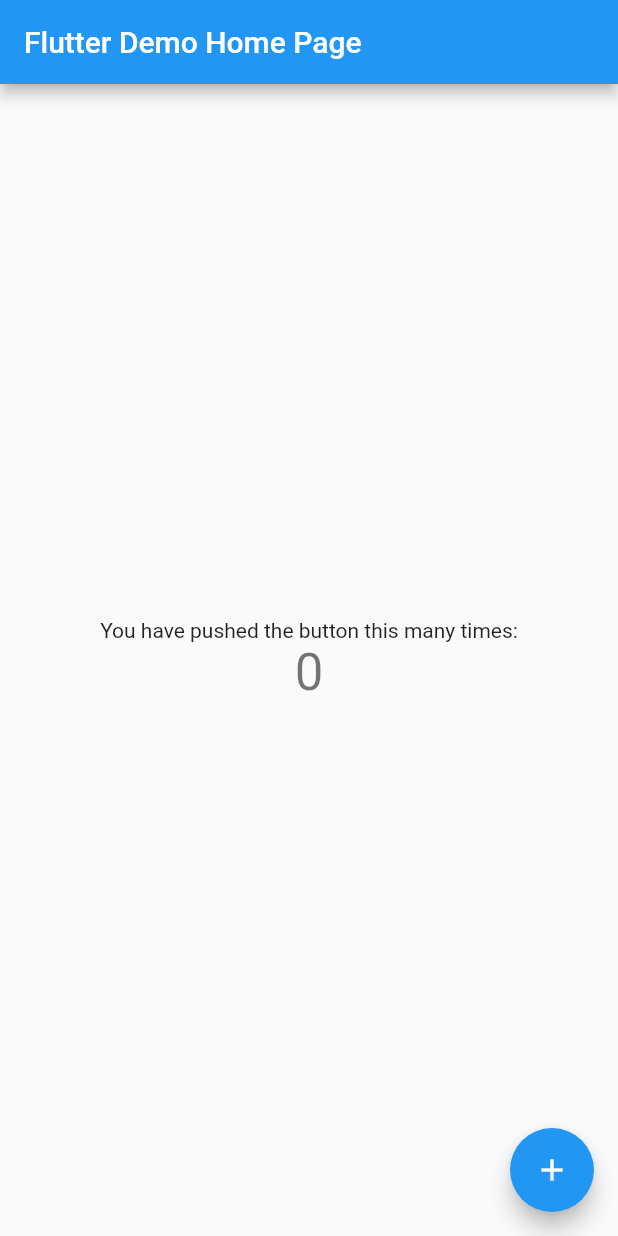
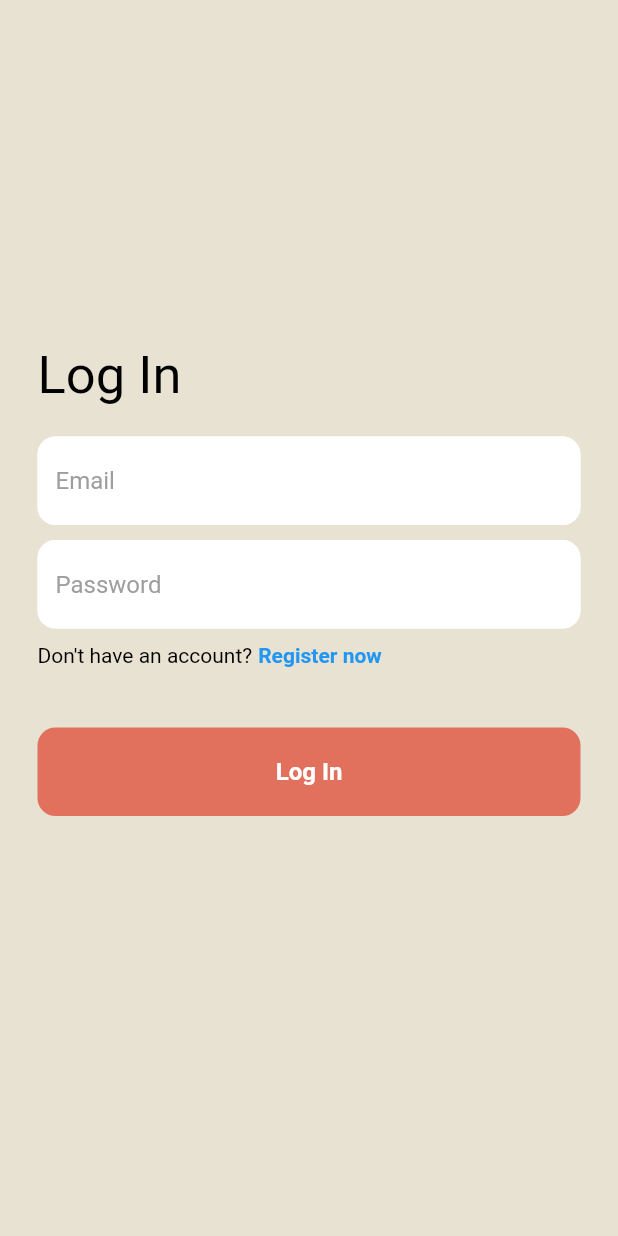
Before and after one commit to aishani1604/SELCA, a Flutter app: the screen it shows after launch, on a phone screen of 412 x 824 dp. Run offline on Flutter 3.47's test engine with Material 2 defaults, Android fonts, the phone set to English and light mode, and no system bars; our stand-ins replace firebase_auth, firebase_core; accounts and stored records are empty; statements that could not run were skipped.

Commit message:
commit to keyshia

```diff
--- /dev/null
+++ b/lib/components/my_button.dart
@@ -0,0 +1,33 @@
+import 'package:flutter/material.dart';
+
+class MyButton extends StatelessWidget {
+  final Function()? onTap;
+  final String text;
+
+  const MyButton({super.key, required this.onTap, required this.text});
+
+  @override
+  Widget build(BuildContext context) {
+    return GestureDetector(
+      onTap: onTap,
+      child: Container(
+        padding: const EdgeInsets.all(20),
+        margin: const EdgeInsets.symmetric(horizontal: 25),
+        decoration: BoxDecoration(
+          color: const Color(0xFFE1705D),
+          borderRadius: BorderRadius.circular(12),
+        ),
+        child: Center(
+          child: Text(
+            text,
+            style: const TextStyle(
+              color: Colors.white,
+              fontWeight: FontWeight.bold,
+              fontSize: 16,
+            ),
+          ),
+        ),
+      ),
+    );
+  }
+}
--- /dev/null
+++ b/lib/components/my_textfield.dart
@@ -0,0 +1,38 @@
+import 'package:flutter/material.dart';
+
+class MyTextField extends StatelessWidget {
+  final controller;
+  final String hintText;
+  final bool obscureText;
+
+  const MyTextField({
+    super.key,
+    required this.controller,
+    required this.hintText,
+    required this.obscureText,
+  });
+
+  @override
+  Widget build(BuildContext context) {
+    return Padding(
+      padding: const EdgeInsets.symmetric(horizontal: 25.0),
+      child: TextField(
+        controller: controller,
+        obscureText: obscureText,
+        decoration: InputDecoration(
+            enabledBorder: OutlineInputBorder(
+              borderSide: const BorderSide(color: Colors.white),
+              borderRadius: BorderRadius.circular(12.0),
+            ),
+            focusedBorder: OutlineInputBorder(
+              borderSide: BorderSide(color: Colors.grey.shade400),
+              borderRadius: BorderRadius.circular(12.0),
+            ),
+            fillColor: const Color.fromARGB(255, 255, 255, 255),
+            filled: true,
+            hintText: hintText,
+            hintStyle: TextStyle(color: Colors.grey[500])),
+      ),
+    );
+  }
+}
--- a/lib/main.dart
+++ b/lib/main.dart
@@ -1,115 +1,24 @@
 import 'package:flutter/material.dart';
+import 'package:firebase_core/firebase_core.dart';
+import 'firebase_options.dart';
+import 'pages/auth_page.dart';
 
-void main() {
+void main() async {
+  WidgetsFlutterBinding.ensureInitialized();
+  await Firebase.initializeApp(
+    options: DefaultFirebaseOptions.currentPlatform,
+  );
   runApp(const MyApp());
 }
 
 class MyApp extends StatelessWidget {
-  const MyApp({Key? key}) : super(key: key);
+  const MyApp({super.key});
 
-  // This widget is the root of your application.
   @override
   Widget build(BuildContext context) {
     return MaterialApp(
-      title: 'Flutter Demo',
-      theme: ThemeData(
-        // This is the theme of your application.
-        //
-        // Try running your application with "flutter run". You'll see the
-        // application has a blue toolbar. Then, without quitting the app, try
-        // changing the primarySwatch below to Colors.green and then invoke
-        // "hot reload" (press "r" in the console where you ran "flutter run",
-        // or simply save your changes to "hot reload" in a Flutter IDE).
-        // Notice that the counter didn't reset back to zero; the application
-        // is not restarted.
-        primarySwatch: Colors.blue,
-      ),
-      home: const MyHomePage(title: 'Flutter Demo Home Page'),
+      debugShowCheckedModeBanner: false,
+      home: AuthPage(),
     );
   }
 }
-
-class MyHomePage extends StatefulWidget {
-  const MyHomePage({Key? key, required this.title}) : super(key: key);
-
-  // This widget is the home page of your application. It is stateful, meaning
-  // that it has a State object (defined below) that contains fields that affect
-  // how it looks.
-
-  // This class is the configuration for the state. It holds the values (in this
-  // case the title) provided by the parent (in this case the App widget) and
-  // used by the build method of the State. Fields in a Widget subclass are
-  // always marked "final".
-
-  final String title;
-
-  @override
-  State<MyHomePage> createState() => _MyHomePageState();
-}
-
-class _MyHomePageState extends State<MyHomePage> {
-  int _counter = 0;
-
-  void _incrementCounter() {
-    setState(() {
-      // This call to setState tells the Flutter framework that something has
-      // changed in this State, which causes it to rerun the build method below
-      // so that the display can reflect the updated values. If we changed
-      // _counter without calling setState(), then the build method would not be
-      // called again, and so nothing would appear to happen.
-      _counter++;
-    });
-  }
-
-  @override
-  Widget build(BuildContext context) {
-    // This method is rerun every time setState is called, for instance as done
-    // by the _incrementCounter method above.
-    //
-    // The Flutter framework has been optimized to make rerunning build methods
-    // fast, so that you can just rebuild anything that needs updating rather
-    // than having to individually change instances of widgets.
-    return Scaffold(
-      appBar: AppBar(
-        // Here we take the value from the MyHomePage object that was created by
-        // the App.build method, and use it to set our appbar title.
-        title: Text(widget.title),
-      ),
-      body: Center(
-        // Center is a layout widget. It takes a single child and positions it
-        // in the middle of the parent.
-        child: Column(
-          // Column is also a layout widget. It takes a list of children and
-          // arranges them vertically. By default, it sizes itself to fit its
-          // children horizontally, and tries to be as tall as its parent.
-          //
-          // Invoke "debug painting" (press "p" in the console, choose the
-          // "Toggle Debug Paint" action from the Flutter Inspector in Android
-          // Studio, or the "Toggle Debug Paint" command in Visual Studio Code)
-          // to see the wireframe for each widget.
-          //
-          // Column has various properties to control how it sizes itself and
-          // how it positions its children. Here we use mainAxisAlignment to
-          // center the children vertically; the main axis here is the vertical
-          // axis because Columns are vertical (the cross axis would be
-          // horizontal).
-          mainAxisAlignment: MainAxisAlignment.center,
-          children: <Widget>[
-            const Text(
-              'You have pushed the button this many times:',
-            ),
-            Text(
-              '$_counter',
-              style: Theme.of(context).textTheme.headline4,
-            ),
-          ],
-        ),
-      ),
-      floatingActionButton: FloatingActionButton(
-        onPressed: _incrementCounter,
-        tooltip: 'Increment',
-        child: const Icon(Icons.add),
-      ), // This trailing comma makes auto-formatting nicer for build methods.
-    );
-  }
-}
--- /dev/null
+++ b/lib/pages/auth_page.dart
@@ -0,0 +1,27 @@
+import 'package:firebase_auth/firebase_auth.dart';
+import 'package:flutter/material.dart';
+import 'home_page.dart';
+import 'login_or_register_page.dart';
+
+class AuthPage extends StatelessWidget {
+  const AuthPage({super.key});
+
+  @override
+  Widget build(BuildContext context) {
+    return Scaffold(
+      body: StreamBuilder<User?>(
+        stream: FirebaseAuth.instance.authStateChanges(),
+        builder: (context, snapshot) {
+          // user is logged in
+          if (snapshot.hasData) {
+            return HomePage();
+          }
+          // user is NOT logged in
+          else {
+            return LoginOrRegisterPage();
+          }
+        },
+      ),
+    );
+  }
+}
--- /dev/null
+++ b/lib/pages/login_or_register_page.dart
@@ -0,0 +1,36 @@
+import 'package:flutter/material.dart';
+
+import 'login_page.dart';
+import 'register_page.dart';
+
+class LoginOrRegisterPage extends StatefulWidget {
+  const LoginOrRegisterPage({super.key});
+
+  @override
+  State<LoginOrRegisterPage> createState() => _LoginOrRegisterPageState();
+}
+
+class _LoginOrRegisterPageState extends State<LoginOrRegisterPage> {
+  // initially show login page
+  bool showLoginPage = true;
+
+  // toggle between login and register page
+  void togglePages() {
+    setState(() {
+      showLoginPage = !showLoginPage;
+    });
+  }
+
+  @override
+  Widget build(BuildContext context) {
+    if (showLoginPage) {
+      return LoginPage(
+        onTap: togglePages,
+      );
+    } else {
+      return RegisterPage(
+        onTap: togglePages,
+      );
+    }
+  }
+}
--- /dev/null
+++ b/lib/pages/login_page.dart
@@ -0,0 +1,157 @@
+import 'package:firebase_auth/firebase_auth.dart';
+import 'package:flutter/material.dart';
+
+import '../components/my_button.dart';
+import '../components/my_textfield.dart';
+
+class LoginPage extends StatefulWidget {
+  final Function()? onTap;
+  const LoginPage({super.key, required this.onTap});
+
+  @override
+  State<LoginPage> createState() => _LoginPageState();
+}
+
+class _LoginPageState extends State<LoginPage> {
+  // text editing controllers
+  final emailController = TextEditingController();
+  final passwordController = TextEditingController();
+
+  // sign user in method
+  void signUserIn() async {
+    // show loading circle
+    showDialog(
+      context: context,
+      builder: (context) {
+        return const Center(
+          child: CircularProgressIndicator(),
+        );
+      },
+    );
+
+    // try sign in
+    try {
+      await FirebaseAuth.instance.signInWithEmailAndPassword(
+        email: emailController.text,
+        password: passwordController.text,
+      );
+      // pop the loading circle
+      Navigator.pop(context);
+    } on FirebaseAuthException catch (e) {
+      // pop the loading circle
+      Navigator.pop(context);
+      // Wrong Email/ Password
+      showErrorMessage(e.code);
+    }
+  }
+
+  // wrong email message popup
+  void showErrorMessage(String message) {
+    showDialog(
+      barrierColor: null,
+      context: context,
+      builder: (context) {
+        return const AlertDialog(
+            alignment: Alignment(-2.7, 0.13),
+            backgroundColor: Colors.transparent,
+            elevation: 0.0,
+            title: Center(
+              child: Text(
+                'Incorrect Email/ Password',
+                style: TextStyle(
+                  color: Colors.red,
+                  fontSize: 15,
+                ),
+              ),
+            ));
+      },
+    );
+  }
+
+  @override
+  Widget build(BuildContext context) {
+    return Scaffold(
+      backgroundColor: const Color(0xFFE8E2D2),
+      body: SafeArea(
+        child: Center(
+          child: Column(
+            mainAxisAlignment: MainAxisAlignment.center,
+            children: [
+              // Log In
+              Padding(
+                padding: const EdgeInsets.symmetric(horizontal: 25.0),
+                child: Row(
+                  mainAxisAlignment: MainAxisAlignment.start,
+                  children: const [
+                    Text(
+                      'Log In',
+                      style: TextStyle(
+                        color: Colors.black,
+                        fontSize: 35,
+                      ),
+                    ),
+                  ],
+                ),
+              ),
+
+              const SizedBox(height: 20),
+
+              // email textfield
+              MyTextField(
+                controller: emailController,
+                hintText: 'Email',
+                obscureText: false,
+              ),
+
+              const SizedBox(height: 10),
+
+              // password textfield
+              MyTextField(
+                controller: passwordController,
+                hintText: 'Password',
+                obscureText: true,
+              ),
+
+              const SizedBox(height: 10),
+
+              // Register
+              Padding(
+                padding: const EdgeInsets.symmetric(horizontal: 25.0),
+                child: Row(
+                  mainAxisAlignment: MainAxisAlignment.start,
+                  children: [
+                    const Text(
+                      'Don\'t have an account?',
+                      style: TextStyle(color: Colors.black),
+                    ),
+                    const SizedBox(width: 4),
+                    GestureDetector(
+                      onTap: widget.onTap,
+                      child: const Text(
+                        'Register now',
+                        style: TextStyle(
+                          color: Colors.blue,
+                          fontWeight: FontWeight.bold,
+                        ),
+                      ),
+                    ),
+                  ],
+                ),
+              ),
+
+              const SizedBox(height: 40),
+
+              // sign in button
+              MyButton(
+                text: "Log In",
+                onTap: signUserIn,
+              ),
+
+              const SizedBox(height: 50),
+            ],
+          ),
+        ),
+      ),
+    );
+  }
+}
--- a/pubspec.yaml
+++ b/pubspec.yaml
@@ -34,6 +34,8 @@ dependencies:
   # The following adds the Cupertino Icons font to your application.
   # Use with the CupertinoIcons class for iOS style icons.
   cupertino_icons: ^1.0.2
+  firebase_core: ^2.6.1
+  firebase_auth: ^4.2.8
 
 dev_dependencies:
   flutter_test:
```
Also changed, not shown: lib/pages/home_page.dart (added, +35 -0 lines), lib/pages/register_page.dart (added, +171 -0 lines), lib/firebase_options.dart (added), pubspec.lock, 10 other files.
